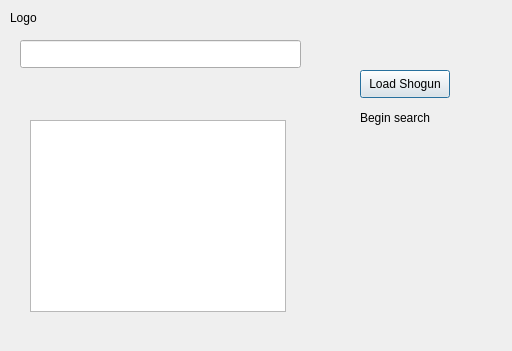
Old version of the form plugin_code/qgis_shogun_editor_dialog_base.ui in the repository terrestris/qgis-shogun-editor.
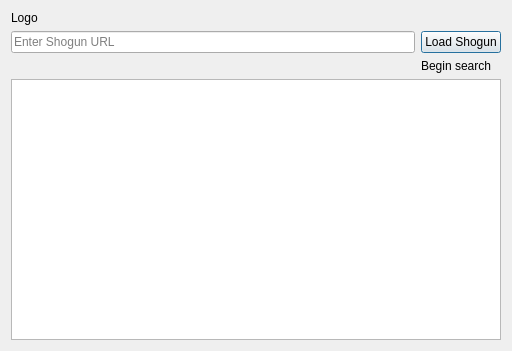
New version of the form.

Commit message: fix: layout of application list

What changed in the file:
```diff
--- a/plugin_code/qgis_shogun_editor_dialog_base.ui
+++ b/plugin_code/qgis_shogun_editor_dialog_base.ui
@@ -13,77 +13,46 @@
   <property name="windowTitle">
    <string>Shogun-Qgis-Configurator</string>
   </property>
-  <widget class="QPushButton" name="loadButton">
-   <property name="geometry">
-    <rect>
-     <x>360</x>
-     <y>70</y>
-     <width>90</width>
-     <height>28</height>
-    </rect>
-   </property>
-   <property name="text">
-    <string>Load Shogun</string>
-   </property>
-  </widget>
+  <layout class="QGridLayout" name="gridLayout">
+   <item row="0" column="0" colspan="2">
   <widget class="QLabel" name="labelLogo">
-   <property name="geometry">
-    <rect>
-     <x>10</x>
-     <y>10</y>
-     <width>58</width>
-     <height>16</height>
-    </rect>
-   </property>
    <property name="text">
     <string>Logo</string>
    </property>
   </widget>
-  <widget class="QLabel" name="labelSearchAnimation">
-   <property name="geometry">
-    <rect>
-     <x>360</x>
-     <y>110</y>
-     <width>91</width>
-     <height>16</height>
-    </rect>
-   </property>
-   <property name="text">
-    <string>Begin search</string>
-   </property>
-  </widget>
+   </item>
+   <item row="1" column="0">
   <widget class="QLineEdit" name="entryUrl">
-   <property name="enabled">
-    <bool>true</bool>
-   </property>
-   <property name="geometry">
-    <rect>
-     <x>20</x>
-     <y>40</y>
-     <width>281</width>
-     <height>28</height>
-    </rect>
-   </property>
-   <property name="text">
-    <string/>
-   </property>
    <property name="placeholderText">
-    <string/>
-   </property>
-   <property name="clearButtonEnabled">
-    <bool>false</bool>
-   </property>
-  </widget>
+      <string>Enter Shogun URL</string>
+     </property>
+    </widget>
+   </item>
+   <item row="1" column="1">
+    <widget class="QPushButton" name="loadButton">
+     <property name="text">
+      <string>Load Shogun</string>
+     </property>
+    </widget>
+   </item>
+   <item row="2" column="1">
+    <widget class="QLabel" name="labelSearchAnimation">
+     <property name="text">
+      <string>Begin search</string>
+     </property>
+    </widget>
+   </item>
+   <item row="3" column="0" colspan="2">
   <widget class="QListWidget" name="applicationsList">
-   <property name="geometry">
-    <rect>
-     <x>30</x>
-     <y>120</y>
+     <property name="minimumSize">
+      <size>
      <width>256</width>
      <height>192</height>
-    </rect>
-   </property>
-  </widget>
+      </size>
+     </property>
+    </widget>
+   </item>
+  </layout>
  </widget>
  <resources/>
  <connections/>
```
Lines whose indentation alone changed are shown as unchanged. The commit also changes 3 other files.
